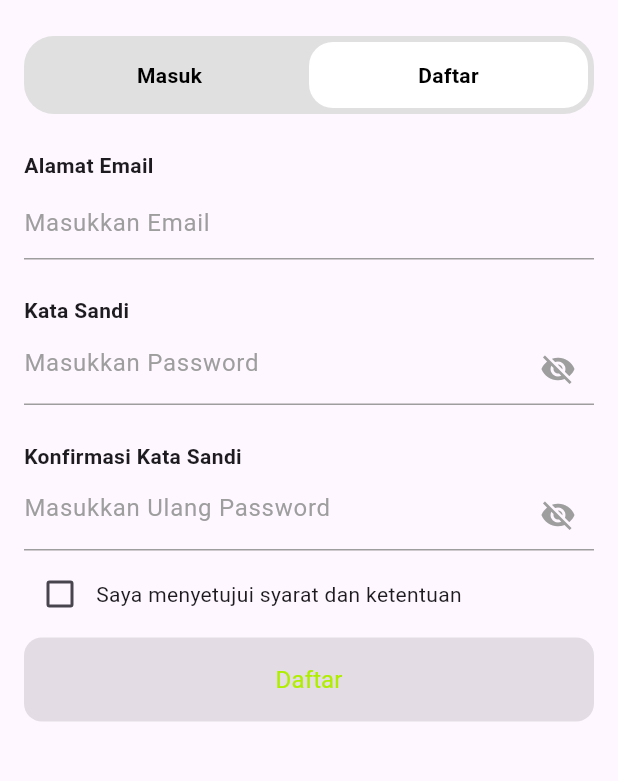
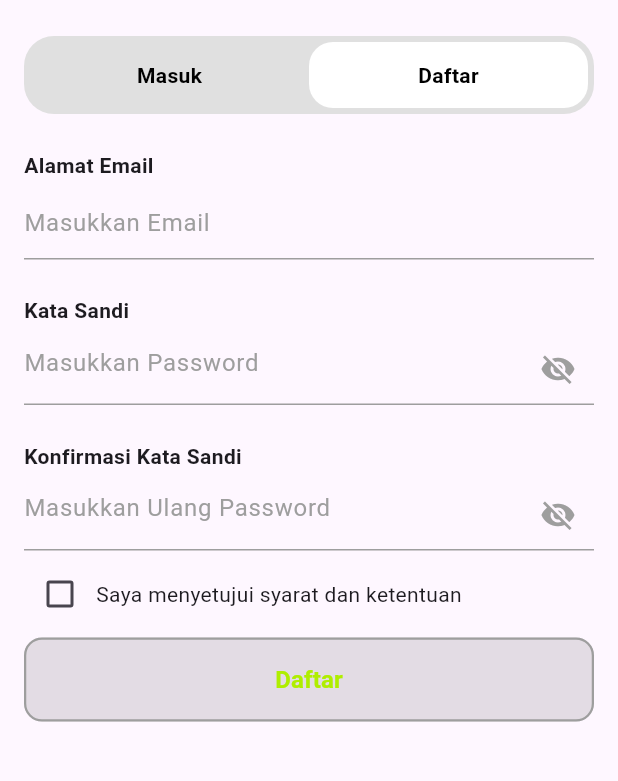
Before and after one commit to theodoreraff/wastego, a Flutter app: the screen it shows after launch, on a phone screen of 412 x 824 dp, the part 264-1045 px from its top. Run offline on Flutter 3.47's test engine with Material 3 defaults, Android fonts, the phone set to English and light mode, and no system bars; our stand-ins replace carousel_slider, flutter_svg, image_picker, lucide_icons, percent_indicator; project files that could hold a hidden picture were left out.

Commit message:
refactor: update custom button styling or behavior

```diff
--- a/lib/widgets/custom_button.dart
+++ b/lib/widgets/custom_button.dart
@@ -12,8 +12,12 @@ class CustomButton extends StatelessWidget {
     Key? key,
     required this.text,
     this.onPressed,
-    this.backgroundColor = const Color(0xFF003539),
-    this.textColor = const Color(0xFFAFEE00),
+    this.backgroundColor = const Color(
+      0xFF003539,
+    ), // Default color (Greenish tone)
+    this.textColor = const Color(
+      0xFFAFEE00,
+    ), // Default text color (Light Green)
     this.icon,
     this.isLoading = false,
   }) : super(key: key);
@@ -31,7 +35,14 @@ class CustomButton extends StatelessWidget {
           shape: RoundedRectangleBorder(
             borderRadius: BorderRadius.circular(12),
           ),
-          elevation: 0,
+          elevation: 4, // Slight shadow for better focus
+          padding: const EdgeInsets.symmetric(
+            vertical: 14,
+          ), // Padding for a clean look
+          side: BorderSide(
+            color: isDisabled ? Colors.grey : backgroundColor,
+            width: 1.5, // Border color adjustment
+          ),
         ),
         onPressed: isDisabled ? null : onPressed,
         child:
@@ -49,7 +60,7 @@ class CustomButton extends StatelessWidget {
                       style: TextStyle(
                         color: textColor,
                         fontSize: 16,
-                        fontWeight: FontWeight.w400,
+                        fontWeight: FontWeight.bold, // Bolder text for emphasis
                       ),
                     ),
                     if (icon != null) ...[
```
